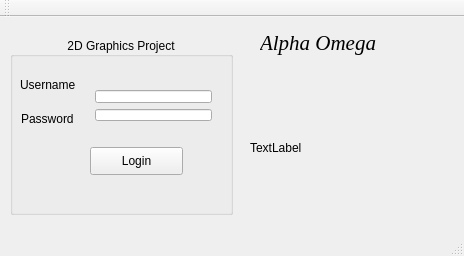
Before: the Qt Designer form qt-source/login.ui in Alpha-Omega-Saddleback-2018-Summer-CS1C/2DGraphicsProject, drawn with Qt 5.
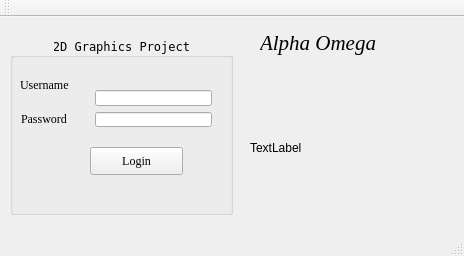
After: the same form once the commit is applied.

```diff
--- a/qt-source/login.ui
+++ b/qt-source/login.ui
@@ -63,6 +63,11 @@
       <height>178</height>
      </rect>
     </property>
+    <property name="font">
+     <font>
+      <family>Terminal</family>
+     </font>
+    </property>
     <property name="title">
      <string>2D Graphics Project</string>
     </property>
@@ -78,6 +83,11 @@
        <height>28</height>
       </rect>
      </property>
+     <property name="font">
+      <font>
+       <family>Times New Roman</family>
+      </font>
+     </property>
      <property name="text">
       <string>Login</string>
      </property>
@@ -88,7 +98,7 @@
        <x>74</x>
        <y>42</y>
        <width>139</width>
-       <height>53</height>
+       <height>59</height>
       </rect>
      </property>
      <layout class="QVBoxLayout" name="verticalLayout">
@@ -113,6 +123,11 @@
        <height>16</height>
       </rect>
      </property>
+     <property name="font">
+      <font>
+       <family>Times New Roman</family>
+      </font>
+     </property>
      <property name="text">
       <string>Username</string>
      </property>
@@ -126,6 +141,11 @@
        <height>16</height>
       </rect>
      </property>
+     <property name="font">
+      <font>
+       <family>Times New Roman</family>
+      </font>
+     </property>
      <property name="text">
       <string>Password</string>
      </property>
```
